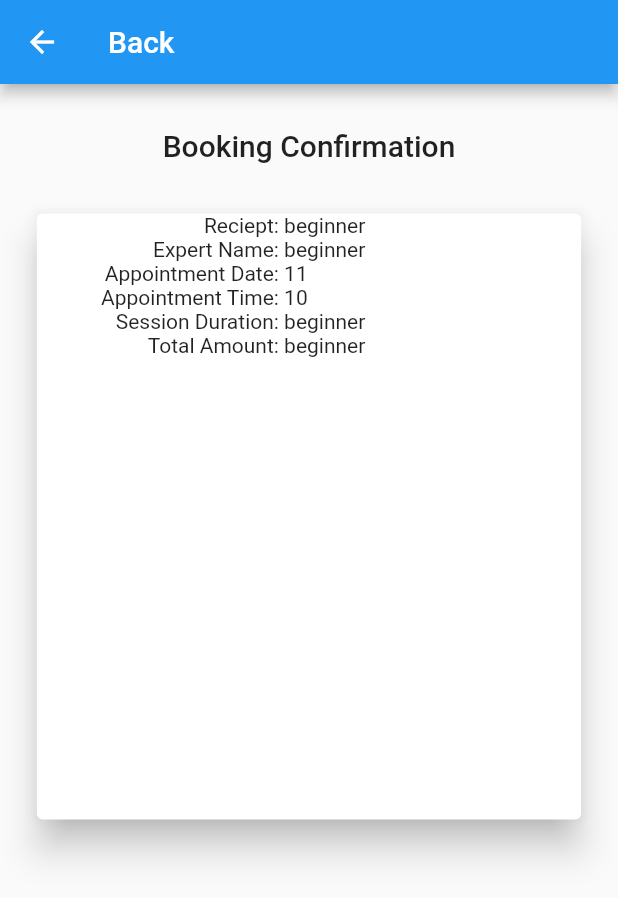
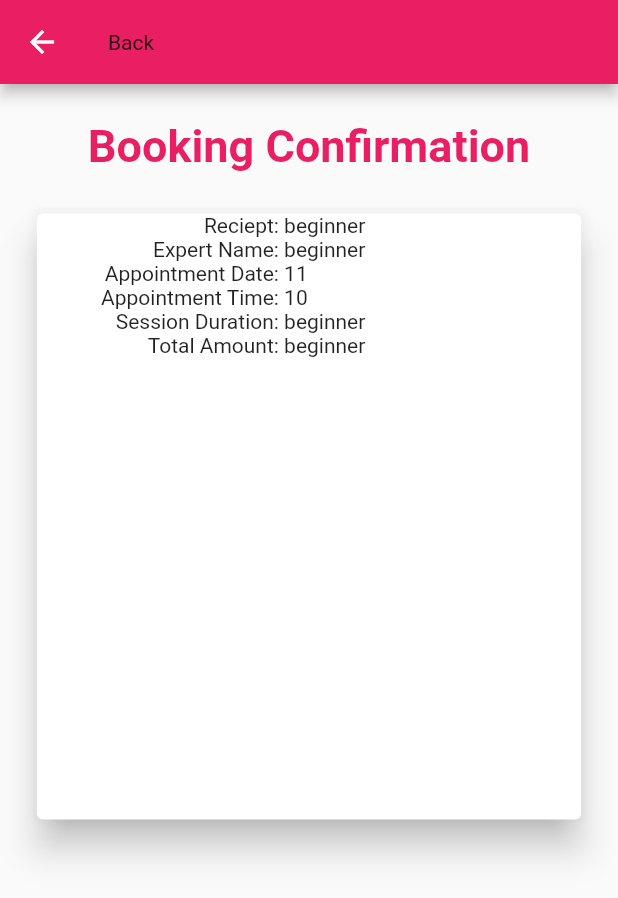
Before and after one commit to asqureshi98/FYP-2, a Flutter app: the screen it shows after launch, after a tap on "Booking confirm", on a phone screen of 412 x 824 dp. Shown: the top 898 px of the screen. Run offline on Flutter 3.47's test engine with Material 2 defaults, Android fonts, the phone set to English and light mode, and no system bars; network calls fail.

Commit message:
theme added to main file

```diff
--- a/lib/main.dart
+++ b/lib/main.dart
@@ -7,6 +7,7 @@ import 'booking_confirmation.dart';
 //import 'bookanappointment.dart';
 import 'artists.dart';
 import 'artistdetails.dart';
+
 
 void main() {
   runApp(MyApp());
@@ -23,11 +24,44 @@ class MyApp extends StatelessWidget {
         ),
         ChangeNotifierProvider.value(
           value: Experts(),
-        )],
+        )
+      ],
       child: MaterialApp(
         title: 'Flutter Demo',
         theme: ThemeData(
-          primarySwatch: Colors.blue,
+          primarySwatch: Colors.pink,
+          accentColor: Colors.blue,
+          textTheme: ThemeData.light().textTheme.copyWith(
+                headline6: TextStyle(
+                  fontSize: 30,
+                  fontWeight: FontWeight.bold,
+                  color: Colors.pink,
+                ),
+                headline1: TextStyle(
+                  fontSize: 16,
+                  fontWeight: FontWeight.bold,
+                  color: Colors.blue,
+                ),
+                button: TextStyle(
+                  fontSize: 20,
+                  fontWeight: FontWeight.bold,
+                  color: Colors.white,
+                ),
+                bodyText1: TextStyle(
+                  fontSize: 20,
+                  fontWeight: FontWeight.bold,
+                  color: Colors.black,
+                ),
+              ),
+          appBarTheme: AppBarTheme(
+            textTheme: ThemeData.light().textTheme.copyWith(
+                  headline5: TextStyle(
+                    fontSize: 24,
+                    fontWeight: FontWeight.bold,
+                    color: Colors.white,
+                  ),
+                ),
+          ),
         ),
         home: artistdetails(),
       ),
```
